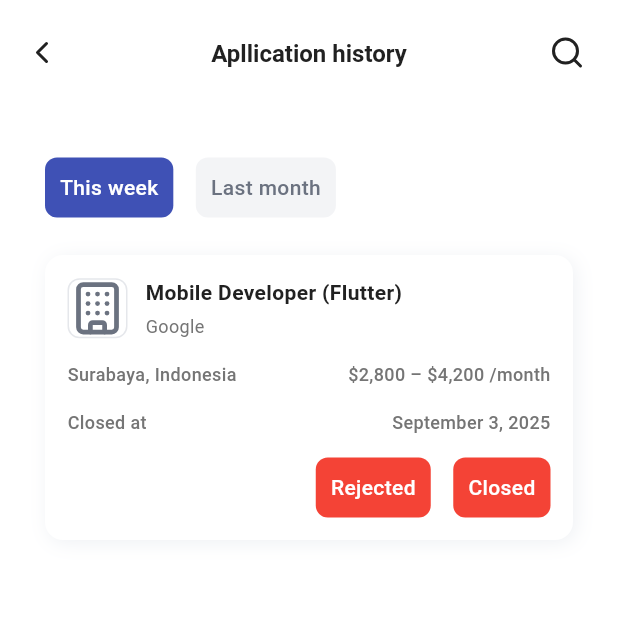
After one commit to RyoHariyono/JobHub_JobSeeker_UKK, a Flutter app: the ApplicationHistoryPage screen opened by its route, on a phone screen of 412 x 824 dp, the top half of it. The commit adds this screen. Run offline on Flutter 3.47's test engine with Material 3 defaults, Android fonts, the phone set to English and light mode, and no system bars; our stand-ins replace card_loading, file_picker, go_router, lucide_icons_flutter, toastification; missing offline and left inert: dashed_border.

Commit message:
docs: :art: Creating application history page
Creating a base page for application_history

```diff
--- /dev/null
+++ b/lib/app/modules/profile/application_history_page.dart
@@ -0,0 +1,266 @@
+import 'package:flutter/material.dart';
+import 'package:go_router/go_router.dart';
+import 'package:jobhub_jobseeker_ukk/core/theme/app_color.dart';
+import 'package:lucide_icons_flutter/lucide_icons.dart';
+
+class ApplicationHistoryPage extends StatelessWidget {
+  const ApplicationHistoryPage({super.key});
+
+  @override
+  Widget build(BuildContext context) {
+    return Scaffold(
+      backgroundColor: Colors.white,
+      appBar: AppBar(
+        toolbarHeight: 70,
+        backgroundColor: Colors.white,
+        elevation: 0,
+        leading: IconButton(
+          icon: Icon(
+            LucideIcons.chevronLeft,
+            color: AppColors.darkGrey,
+            size: 24,
+          ),
+          onPressed: () => context.go('/profile'),
+        ),
+        actions: [
+          Padding(
+            padding: EdgeInsetsGeometry.fromLTRB(0, 0, 10, 0),
+            child: IconButton(
+              onPressed: () {},
+              icon: Icon(
+                LucideIcons.search,
+                color: AppColors.darkGrey,
+                size: 24,
+              ),
+            ),
+          ),
+        ],
+        title: Text(
+          "Apllication history",
+          style: TextStyle(
+            fontSize: 16,
+            fontWeight: FontWeight.w600,
+            color: AppColors.darkGrey,
+          ),
+        ),
+        centerTitle: true,
+      ),
+      body: SingleChildScrollView(
+        padding: EdgeInsets.fromLTRB(30, 35, 30, 35),
+        child: Column(
+          children: [
+            Row(
+              crossAxisAlignment: CrossAxisAlignment.center,
+              mainAxisAlignment: MainAxisAlignment.start,
+              spacing: 15,
+              children: [
+                Container(
+                  padding: EdgeInsets.all(10),
+                  decoration: BoxDecoration(
+                    borderRadius: BorderRadius.circular(8),
+                    color: AppColors.primaryBlue,
+                  ),
+                  child: Text(
+                    "This week",
+                    style: TextStyle(
+                      color: Colors.white,
+                      fontSize: 14,
+                      fontWeight: FontWeight.w500,
+                    ),
+                  ),
+                ),
+                Container(
+                  padding: EdgeInsets.all(10),
+                  decoration: BoxDecoration(
+                    borderRadius: BorderRadius.circular(8),
+                    color: Color(0xFFF3F4F6),
+                  ),
+                  child: Text(
+                    "Last month",
+                    style: TextStyle(
+                      color: Color(0xFF6B7280),
+                      fontSize: 14,
+                      fontWeight: FontWeight.w500,
+                    ),
+                  ),
+                ),
+              ],
+            ),
+            SizedBox(height: 25),
+            Container(
+              padding: EdgeInsets.all(15),
+              width: double.infinity,
+              decoration: BoxDecoration(
+                color: Colors.white,
+                borderRadius: BorderRadius.circular(12),
+                boxShadow: [
+                  BoxShadow(
+                    color: Color(0xFF5F7394).withOpacity(0.10),
+                    offset: Offset(2, 2),
+                    blurRadius: 10,
+                    spreadRadius: 0,
+                  ),
+                ],
+              ),
+              child: Column(
+                mainAxisAlignment: MainAxisAlignment.start,
+                crossAxisAlignment: CrossAxisAlignment.start,
+                spacing: 15,
+                children: [
+                  Row(
+                    children: [
+                      Container(
+                        width: 40,
+                        height: 40,
+                        decoration: BoxDecoration(
+                          borderRadius: BorderRadius.circular(8),
+                          border: Border.all(
+                            color: Color(0xFFE5E7EB),
+                            width: 1,
+                          ),
+                        ),
+                        child: ClipRRect(
+                          borderRadius: BorderRadius.circular(8),
+                          // child: Image.asset(
+                          //   job.company.logoUrl,
+                          //   width: borderRadius,
+                          //   height: borderRadius,
+                          //   fit: BoxFit.cover,
+                          //   errorBuilder: (context, error, stackTrace) {
+                          //     return Icon(
+                          //       LucideIcons.building,
+                          //       color: Color(0xFF6B7280),
+                          //       size: bookmarkSize,
+                          //     );
+                          //   },
+                          // ),
+                          child: Icon(
+                            LucideIcons.building,
+                            color: Color(0xFF6B7280),
+                            size: 40,
+                          ),
+                        ),
+                      ),
+                      SizedBox(width: 12),
+                      // Job title and company name
+                      Expanded(
+                        child: Column(
+                          crossAxisAlignment: CrossAxisAlignment.start,
+                          mainAxisAlignment: MainAxisAlignment.center,
+                          children: [
+                            Text(
+                              "Mobile Developer (Flutter)",
+                              style: TextStyle(
+                                fontSize: 14,
+                                fontWeight: FontWeight.bold,
+                                color: AppColors.darkGrey,
+                              ),
+                              maxLines: 1,
+                              overflow: TextOverflow.ellipsis,
+                            ),
+                            SizedBox(height: 4),
+                            Text(
+                              "Google",
+                              style: TextStyle(
+                                fontSize: 12,
+                                fontWeight: FontWeight.w400,
+                                color: AppColors.mediumGrey,
+                              ),
+                              maxLines: 1,
+                              overflow: TextOverflow.ellipsis,
+                            ),
+                          ],
+                        ),
+                      ),
+                    ],
+                  ),
+                  Row(
+                    crossAxisAlignment: CrossAxisAlignment.center,
+                    mainAxisAlignment: MainAxisAlignment.spaceBetween,
+                    children: [
+                      Text(
+                        "Surabaya, Indonesia",
+                        style: TextStyle(
+                          fontSize: 12,
+                          fontWeight: FontWeight.w500,
+                          color: AppColors.mediumGrey,
+                        ),
+                      ),
+                      Text(
+                        "\$2,800 – \$4,200 /month",
+                        style: TextStyle(
+                          fontSize: 12,
+                          fontWeight: FontWeight.w500,
+                          color: AppColors.mediumGrey,
+                        ),
+                      ),
+                    ],
+                  ),
+                  Row(
+                    crossAxisAlignment: CrossAxisAlignment.center,
+                    mainAxisAlignment: MainAxisAlignment.spaceBetween,
+                    children: [
+                      Text(
+                        "Closed at",
+                        style: TextStyle(
+                          fontSize: 12,
+                          fontWeight: FontWeight.w500,
+                          color: AppColors.mediumGrey,
+                        ),
+                      ),
+                      Text(
+                        "September 3, 2025",
+                        style: TextStyle(
+                          fontSize: 12,
+                          fontWeight: FontWeight.w500,
+                          color: AppColors.mediumGrey,
+                        ),
+                      ),
+                    ],
+                  ),
+                  Row(
+                    spacing: 15,
+                    mainAxisAlignment: MainAxisAlignment.end,
+                    crossAxisAlignment: CrossAxisAlignment.end,
+                    children: [
+                      Container(
+                        padding: EdgeInsets.all(10),
+                        decoration: BoxDecoration(
+                          color: AppColors.red,
+                          borderRadius: BorderRadius.circular(8),
+                        ),
+                        child: Text(
+                          "Rejected",
+                          style: TextStyle(
+                            fontSize: 14,
+                            fontWeight: FontWeight.w500,
+                            color: Colors.white,
+                          ),
+                        ),
+                      ),
+                      Container(
+                        padding: EdgeInsets.all(10),
+                        decoration: BoxDecoration(
+                          color: AppColors.red,
+                          borderRadius: BorderRadius.circular(8),
+                        ),
+                        child: Text(
+                          "Closed",
+                          style: TextStyle(
+                            fontSize: 14,
+                            fontWeight: FontWeight.w500,
+                            color: Colors.white,
+                          ),
+                        ),
+                      ),
+                    ],
+                  ),
+                ],
+              ),
+            ),
+          ],
+        ),
+      ),
+    );
+  }
+}
--- a/lib/app/modules/profile/profile_page.dart
+++ b/lib/app/modules/profile/profile_page.dart
@@ -91,10 +91,13 @@ class ProfilePage extends StatelessWidget {
                           width: width,
                         ),
                       ),
-                      _MenuItem(
-                        icon: LucideIcons.history,
-                        title: 'Application history',
-                        width: width,
+                      GestureDetector(
+                        onTap: () => context.go('/application-history'),
+                        child: _MenuItem(
+                          icon: LucideIcons.history,
+                          title: 'Application history',
+                          width: width,
+                        ),
                       ),
                       _MenuItem(
                         icon: LucideIcons.school,
--- a/lib/routing/app_router.dart
+++ b/lib/routing/app_router.dart
@@ -6,6 +6,7 @@ import 'package:jobhub_jobseeker_ukk/app/modules/jobs/Confirmation_send_page.dar
 import 'package:jobhub_jobseeker_ukk/app/modules/jobs/job_detail_page.dart';
 import 'package:jobhub_jobseeker_ukk/app/modules/jobs/job_list_page.dart';
 import 'package:jobhub_jobseeker_ukk/app/modules/notification/notification_paga.dart';
+import 'package:jobhub_jobseeker_ukk/app/modules/profile/application_history_page.dart';
 import 'package:jobhub_jobseeker_ukk/app/modules/profile/profile_edit_page.dart';
 import 'package:jobhub_jobseeker_ukk/app/modules/profile/profile_page.dart';
 import 'package:jobhub_jobseeker_ukk/app/modules/profile/upload_cv_page.dart';
@@ -141,6 +142,11 @@ class AppRouter {
         name: 'profile-edit',
         builder: (context, state) => ProfileEditPage(),
       ),
+      GoRoute(
+        path: '/application-history',
+        name: 'application-history',
+        builder: (context, state) => ApplicationHistoryPage(),
+      ),
     ],
   );
 }
```
